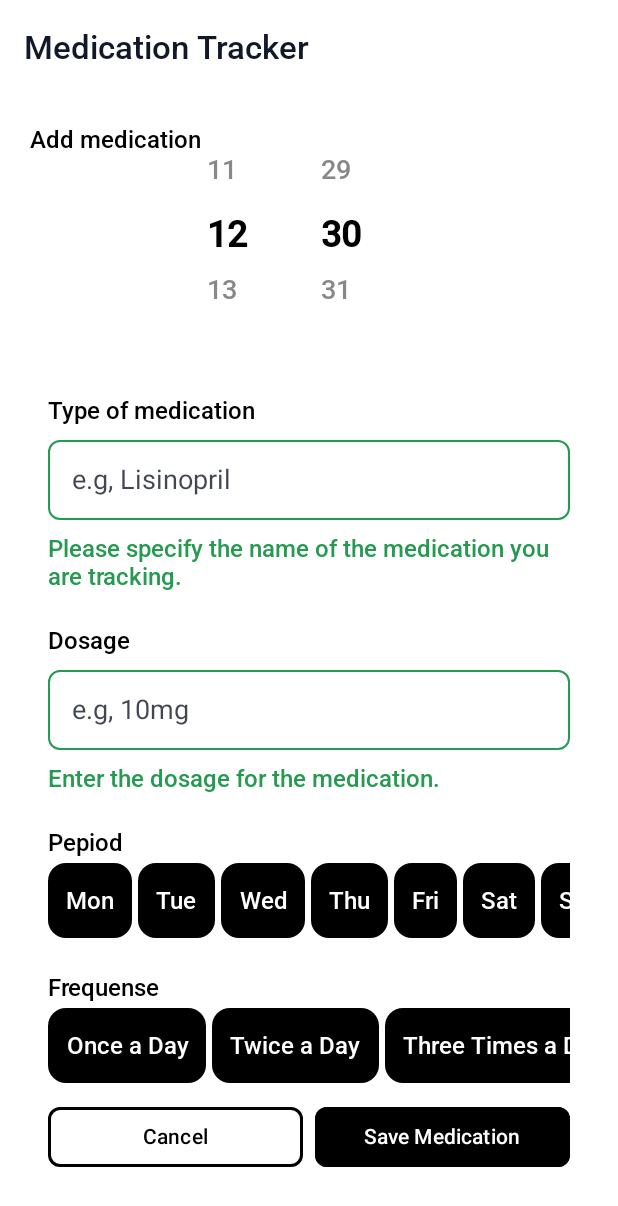
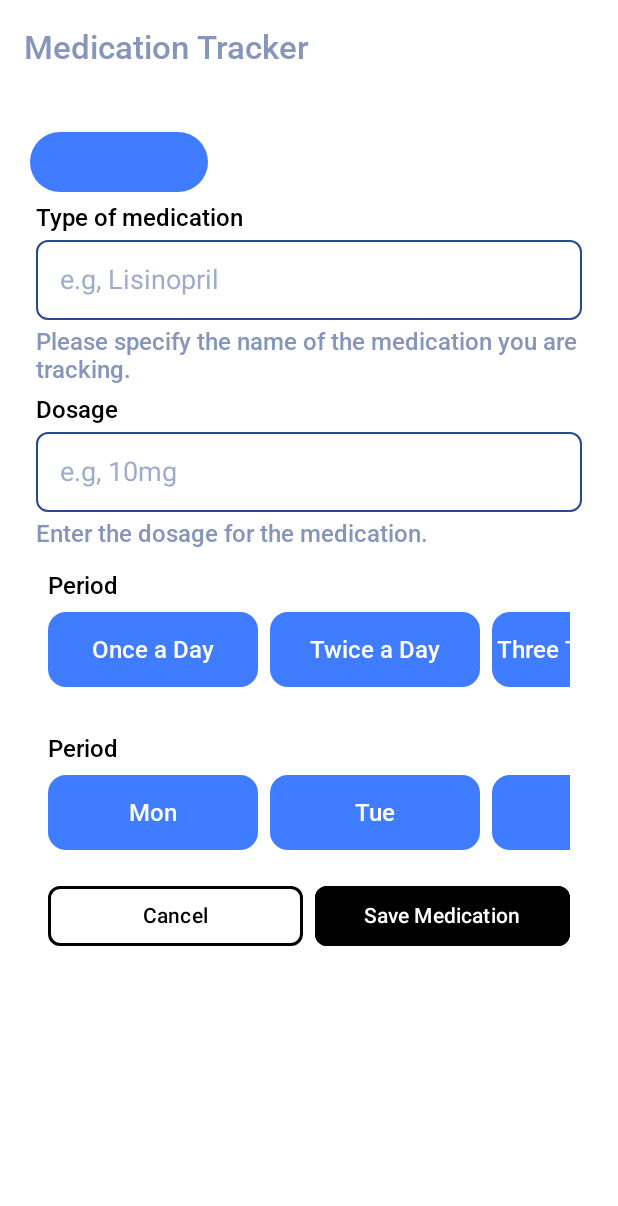
Before and after one commit to Xamiko/MediTrack, an Android app built with Jetpack Compose: the screen it shows after launch (MainActivity), after a tap on "Continue", on a phone screen of 412 x 824 dp. Shown: the top 1206 px of the screen. Run offline under Robolectric (Android 15) with nearby library versions, the phone set to English and light mode, and no system bars.

Commit message:
Minor technical updates

```diff
--- a/app/src/main/java/com/medi/meditrack/MainActivity.kt
+++ b/app/src/main/java/com/medi/meditrack/MainActivity.kt
@@ -4,16 +4,11 @@ import android.os.Bundle
 import androidx.activity.ComponentActivity
 import androidx.activity.compose.setContent
 import androidx.activity.enableEdgeToEdge
-import androidx.compose.foundation.layout.fillMaxSize
-import androidx.compose.foundation.layout.padding
-import androidx.compose.material3.Scaffold
 import androidx.compose.material3.Text
 import androidx.compose.runtime.Composable
 import androidx.compose.ui.Modifier
 import androidx.compose.ui.tooling.preview.Preview
 import com.medi.meditrack.navigation.AppNavHost
-import com.medi.meditrack.screen.GreetingPillScreen
-import com.medi.meditrack.screen.GreetingScreen
 import com.medi.meditrack.ui.theme.MediTrackTheme
 
 class MainActivity : ComponentActivity() {
--- a/app/src/main/java/com/medi/meditrack/navigation/Navigation.kt
+++ b/app/src/main/java/com/medi/meditrack/navigation/Navigation.kt
@@ -1,11 +1,10 @@
 package com.medi.meditrack.navigation
 
 import androidx.compose.runtime.Composable
-import androidx.navigation.NavHostController
 import androidx.navigation.compose.NavHost
 import androidx.navigation.compose.composable
 import androidx.navigation.compose.rememberNavController
-import com.medi.meditrack.screen.GreetingPillScreen
+import com.medi.meditrack.screen.AddPillScreen
 import com.medi.meditrack.screen.GreetingScreen
 
 
@@ -33,7 +32,7 @@ fun AppNavHost() {
         }
 
         composable(Screen.GreatingPill.string) {
-            GreetingPillScreen(
+            AddPillScreen(
                 onBack = {
                     navController.popBackStack()
                 }
--- a/app/src/main/java/com/medi/meditrack/screen/GreetingPillScreen.kt
+++ b/app/src/main/java/com/medi/meditrack/screen/GreetingPillScreen.kt
@@ -3,18 +3,16 @@ package com.medi.meditrack.screen
 import androidx.compose.foundation.BorderStroke
 import androidx.compose.foundation.background
 import androidx.compose.foundation.border
+import androidx.compose.foundation.clickable
 import androidx.compose.foundation.layout.Arrangement
 import androidx.compose.foundation.layout.Box
 import androidx.compose.foundation.layout.Column
-import androidx.compose.foundation.layout.PaddingValues
 import androidx.compose.foundation.layout.Row
-import androidx.compose.foundation.layout.Spacer
 import androidx.compose.foundation.layout.fillMaxSize
 import androidx.compose.foundation.layout.fillMaxWidth
 import androidx.compose.foundation.layout.height
 import androidx.compose.foundation.layout.padding
 import androidx.compose.foundation.layout.width
-import androidx.compose.foundation.lazy.LazyColumn
 import androidx.compose.foundation.lazy.LazyRow
 import androidx.compose.foundation.lazy.itemsIndexed
 import androidx.compose.foundation.lazy.rememberLazyListState
@@ -31,29 +29,37 @@ import androidx.compose.material3.Text
 import androidx.compose.material3.TopAppBar
 import androidx.compose.material3.TopAppBarDefaults
 import androidx.compose.runtime.Composable
-import androidx.compose.runtime.LaunchedEffect
-import androidx.compose.runtime.getValue
+import androidx.compose.runtime.MutableState
 import androidx.compose.runtime.mutableStateOf
 import androidx.compose.runtime.remember
 import androidx.compose.runtime.rememberCoroutineScope
-import androidx.compose.runtime.setValue
 import androidx.compose.ui.Alignment
 import androidx.compose.ui.Modifier
-import androidx.compose.ui.graphics.Color
 import androidx.compose.ui.graphics.SolidColor
-import androidx.compose.ui.platform.LocalDensity
 import androidx.compose.ui.text.TextStyle
-import androidx.compose.ui.text.font.FontWeight
 import androidx.compose.ui.text.style.TextAlign
-import androidx.compose.ui.tooling.preview.Preview
 import androidx.compose.ui.unit.dp
 import androidx.compose.ui.unit.sp
-import kotlinx.coroutines.launch
 
+import androidx.compose.foundation.lazy.items
 
 @OptIn(ExperimentalMaterial3Api::class)
 @Composable
-fun GreetingPillScreen(onBack: () -> Unit) {
+fun AddPillScreen(onBack: () -> Unit) {
+
+    val medicationName = remember { mutableStateOf("") }
+    var dosage = remember { mutableStateOf("") }
+    var frequency = remember { mutableStateOf("One a Day") }
+    var startDate = remember { mutableStateOf("") }
+    var endDate = remember { mutableStateOf("") }
+
+    val frequencyOptions = listOf("Once a Day", "Twice a Day", "Three Times a Day", "As needed")
+    val selectedFrequency = remember { mutableStateOf("") }
+
+    val daysOfWeek = listOf("Mon", "Tue", "Wed", "Thu", "Fri", "Sat", "Sun")
+    val selectedDaysOfWeek = remember { mutableStateOf("") }
+
+    val coroutineScope = rememberCoroutineScope()
 
     Scaffold(
         topBar = {
@@ -70,20 +76,27 @@ fun GreetingPillScreen(onBack: () -> Unit) {
                     .padding(20.dp)
                     .fillMaxSize()
             ) {
-                PickTime()
+                //icon selection
+                Button(onClick = {}) {
+                    Text(text = "Select icon", color = MaterialTheme.colorScheme.primary)
+                }
+                // medication name
+                TextField(
+                    textState = medicationName,
+                    label = "Type of medication",
+                    placeholder = "e.g, Lisinopril",
+                    helperText = "Please specify the name of the medication you are tracking."
+                )
+                // dosage
+                TextField(
+                    textState = dosage,
+                    label =  "Dosage",
+                    placeholder = "e.g, 10mg",
+                    helperText = "Enter the dosage for the medication."
+                )
+                FrequentLazyColumn(option = frequencyOptions, selectedItem = selectedFrequency)
+                FrequentLazyColumn(option = daysOfWeek, selectedItem = selectedDaysOfWeek)
 
-                BasicTextFieldWithBackground(
-                    "Type of medication",
-                    "e.g, Lisinopril",
-                    "Please specify the name of the medication you are tracking."
-                )
-                BasicTextFieldWithBackground(
-                    "Dosage",
-                    "e.g, 10mg",
-                    "Enter the dosage for the medication."
-                )
-                FrequenseLasyColumn()
-                PeriodLasyColumn()
                 BottomButton("Save Medication", "Cancel", onBack)
             }
         }
@@ -93,93 +106,33 @@ fun GreetingPillScreen(onBack: () -> Unit) {
 
 
 @Composable
-fun PickTime(){
-    Column(modifier = Modifier
-        .padding(0.dp, 0.dp, 0.dp, 0.dp)) {
-        Text(text = "Add medication")
-
-        val selectedHour = remember { mutableStateOf(12) }
-        val selectedMinute = remember { mutableStateOf(30) }
-        var text by remember { mutableStateOf("ваау") }
-        var pills: String = ""
-        Row(
-            modifier = Modifier
-                .fillMaxWidth()
-                .height(150.dp),
-            horizontalArrangement = Arrangement.Center
-        ) {
-            TimeScrollPicker(
-                range = 0..23,
-                selectedValue = selectedHour.value,
-                onValueSelected = { selectedHour.value = it }
-            )
-            Spacer(modifier = Modifier.width(16.dp))
-            TimeScrollPicker(
-                range = 0..59,
-                selectedValue = selectedMinute.value,
-                onValueSelected = { selectedMinute.value = it }
-            )
-
-        }
-    }
-}
-
-
-@Composable
-fun BottomButton(
-textSaveMedication : String,
-textCancel : String,
-onBack: () -> Unit
-) {
-    Row(modifier = Modifier.fillMaxWidth()) {
-        Button(
-            modifier = Modifier
-                .weight(1f).padding(12.dp,0.dp,4.dp,0.dp,),
-            shape = RoundedCornerShape(8.dp),
-            border = BorderStroke(2.dp, MaterialTheme.colorScheme.onBackground, ),
-            colors = ButtonDefaults.buttonColors(containerColor = MaterialTheme.colorScheme.background, contentColor = MaterialTheme.colorScheme.onBackground),
-            onClick = {}) { Text(text = "Cancel") }
-        Button(
-            modifier = Modifier
-                .weight(1f).padding(4.dp,0.dp,12.dp,0.dp,),
-            shape = RoundedCornerShape(8.dp),
-            border = BorderStroke(2.dp, MaterialTheme.colorScheme.onBackground, ),
-            colors = ButtonDefaults.buttonColors(containerColor = MaterialTheme.colorScheme.onBackground, contentColor = MaterialTheme.colorScheme.background),
-            onClick = {onBack()}) {Text(text = "Save Medication") }
-    }
-
-}
-
-
-
-
-
-
-@Composable
-fun BasicTextFieldWithBackground(
+fun TextField(
+    textState: MutableState<String>,
     label: String,
     placeholder: String,
     helperText: String
 ) {
-    var text by remember { mutableStateOf("") }
-    Column(modifier = Modifier.padding(12.dp)) {
+    Column(modifier = Modifier.padding(4.dp)) {
 
-        Text(modifier = Modifier, style = MaterialTheme.typography.bodyLarge, text = label, color = MaterialTheme.colorScheme.onBackground)
-
+        Text(
+            text = label,
+            modifier = Modifier,
+            style = MaterialTheme.typography.bodyLarge,
+            color = MaterialTheme.colorScheme.onBackground)
         Box(
             modifier = Modifier
                 .fillMaxWidth()
                 .padding(0.dp)
-                .padding(0.dp, 10.dp, 0.dp, 10.dp)
+                .padding(0.dp, 5.dp, 0.dp, 5.dp)
                 .background(
                     color = MaterialTheme.colorScheme.onPrimary,
                     shape = RoundedCornerShape(4.dp)
                 )
-                .border(1.dp, MaterialTheme.colorScheme.outline, RoundedCornerShape(8.dp)) // Рамка
+                .border(1.dp, MaterialTheme.colorScheme.outline, RoundedCornerShape(8.dp))
         ) {
             BasicTextField(
-                value = text,
-                onValueChange = { text = it },
+                value = textState.value,
+                onValueChange = { textState.value = it },
                 modifier = Modifier
                     .fillMaxWidth()
                     .padding(16.dp),
@@ -189,7 +142,7 @@ fun BasicTextFieldWithBackground(
                 ),
                 cursorBrush = SolidColor(MaterialTheme.colorScheme.primary)
             )
-            if (text.isEmpty()) {
+            if (textState.value.isEmpty()) {
                 Text(
                     text = placeholder,
                     style = TextStyle(
@@ -201,128 +154,85 @@ fun BasicTextFieldWithBackground(
                 )
             }
         }
-        Text(modifier = Modifier, style = MaterialTheme.typography.bodyLarge, text = helperText, color = MaterialTheme.colorScheme.outline)
+        Text(modifier = Modifier, style = MaterialTheme.typography.bodyLarge, text = helperText, color = MaterialTheme.colorScheme.onSurface)
     }
 }
 
 @Composable
-fun FrequenseLasyColumn() {
-    val listFrequency = listOf("Mon", "Tue", "Wed", "Thu", "Fri","Sat","Sun")
+fun BottomButton(
+    textSaveMedication : String,
+    textCancel : String,
+    onBack: () -> Unit
+) {
+    Row(modifier = Modifier.fillMaxWidth()) {
+        Button(
+            modifier = Modifier
+                .weight(1f)
+                .padding(12.dp, 0.dp, 4.dp, 0.dp,),
+            shape = RoundedCornerShape(8.dp),
+            border = BorderStroke(2.dp, MaterialTheme.colorScheme.onBackground, ),
+            colors = ButtonDefaults.buttonColors(containerColor = MaterialTheme.colorScheme.background, contentColor = MaterialTheme.colorScheme.onBackground),
+            onClick = {}) { Text(text = "Cancel") }
+        Button(
+            modifier = Modifier
+                .weight(1f)
+                .padding(4.dp, 0.dp, 12.dp, 0.dp,),
+            shape = RoundedCornerShape(8.dp),
+            border = BorderStroke(2.dp, MaterialTheme.colorScheme.onBackground, ),
+            colors = ButtonDefaults.buttonColors(containerColor = MaterialTheme.colorScheme.onBackground, contentColor = MaterialTheme.colorScheme.background),
+            onClick = {onBack()}) {Text(text = "Save Medication") }
+    }
+
+}
+
+
+@Composable
+fun FrequentLazyColumn(
+    option: List<String>,
+    selectedItem: MutableState<String>
+) {
     val listState = rememberLazyListState()
 
     Column(modifier = Modifier.padding(12.dp)) {
-        Text(modifier = Modifier, style = MaterialTheme.typography.bodyLarge, text = "Pepiod" ,color = MaterialTheme.colorScheme.onBackground)
-        LazyRow(state = listState) {
+        Text(
+            text = "Period",
+            style = MaterialTheme.typography.bodyLarge,
+            color = MaterialTheme.colorScheme.onBackground
+        )
 
-            itemsIndexed(listFrequency) { index, item ->
+        LazyRow(
+            state = listState,
+            modifier = Modifier
+                .fillMaxWidth()
+                .padding(vertical = 8.dp),
+            horizontalArrangement = Arrangement.spacedBy(8.dp)
+        ) {
+            items(option) { item ->
                 Card(
                     modifier = Modifier
-                        .padding(0.dp,4.dp,4.dp,0.dp )
-                        .height(50.dp),
-                    colors = CardDefaults.cardColors(containerColor = MaterialTheme.colorScheme.onBackground, contentColor = MaterialTheme.colorScheme.background)
+                        .height(50.dp)
+                        .width(140.dp)
+                        .clickable { selectedItem.value = item },
+                    colors = CardDefaults.cardColors(
+                        containerColor = if (selectedItem.value == item)
+                            MaterialTheme.colorScheme.tertiary // when selected
+                        else
+                            MaterialTheme.colorScheme.primary  // default state
+                    )
                 ) {
                     Box(
-                        modifier = Modifier
-                            .fillMaxSize()
-                            .padding(12.dp),
+                        modifier = Modifier.fillMaxSize(),
                         contentAlignment = Alignment.Center
                     ) {
-                        Text(text = item, textAlign = TextAlign.Center)
+                        Text(
+                            text = item,
+                            color = if (selectedItem.value == item)
+                                MaterialTheme.colorScheme.onPrimary
+                            else MaterialTheme.colorScheme.background
+                        )
                     }
                 }
             }
         }
     }
 }
-
-@Composable
-fun PeriodLasyColumn() {
-    val listFrequency = listOf("Once a Day", "Twice a Day", "Three Times a Day", "As needed")
-    val listState = rememberLazyListState()
-
-    Column(modifier = Modifier.padding(12.dp)) {
-        Text(modifier = Modifier, style = MaterialTheme.typography.bodyLarge, text = "Frequense" ,color = MaterialTheme.colorScheme.onBackground)
-        LazyRow(state = listState) {
-
-            itemsIndexed(listFrequency) { index, item ->
-                Card(
-                    modifier = Modifier
-                        .padding(0.dp,4.dp,4.dp,0.dp )
-                        .height(50.dp),
-                    colors = CardDefaults.cardColors(containerColor = MaterialTheme.colorScheme.onBackground, contentColor = MaterialTheme.colorScheme.background)
-                ) {
-                    Box(
-                        modifier = Modifier
-                            .fillMaxSize()
-                            .padding(12.dp),
-                        contentAlignment = Alignment.Center
-                    ) {
-                        Text(text = item, textAlign = TextAlign.Center)
-                    }
-                }
-            }
-        }
-    }
-}
-
-
-
-@Composable
-fun TimeScrollPicker(
-    range: IntRange,
-    selectedValue: Int,
-    onValueSelected: (Int) -> Unit
-) {
-    val listState = rememberLazyListState()
-    val coroutineScope = rememberCoroutineScope()
-
-    val itemHeightDp = 40.dp
-    val itemHeightPx = with(LocalDensity.current) { itemHeightDp.toPx() } // Переводим dp в пиксели
-
-
-    LaunchedEffect(Unit) {
-        coroutineScope.launch {
-            val indexToScroll = selectedValue - range.first
-            listState.scrollToItem(indexToScroll)
-        }
-    }
-
-
-    LaunchedEffect(listState.firstVisibleItemIndex, listState.firstVisibleItemScrollOffset) {
-        val offset = listState.firstVisibleItemScrollOffset
-        val index = listState.firstVisibleItemIndex
-
-
-        val centerIndex = if (offset >= itemHeightPx / 2) index + 1 else index
-
-        val valueInCenter = range.first + centerIndex
-
-        if (valueInCenter in range && valueInCenter != selectedValue) {
-            onValueSelected(valueInCenter)
-        }
-    }
-
-    LazyColumn(
-        state = listState,
-        modifier = Modifier
-            .width(60.dp)
-            .height(120.dp),
-        horizontalAlignment = Alignment.CenterHorizontally,
-        contentPadding = PaddingValues(vertical = 40.dp)
-    ) {
-        items(range.count()) { index ->
-            val value = range.first + index
-            val isSelected = value == selectedValue
-
-            Text(
-                text = value.toString().padStart(2, '0'),
-                fontSize = if (isSelected) 24.sp else 18.sp,
-                fontWeight = if (isSelected) FontWeight.Bold else FontWeight.Normal,
-                color = if (isSelected) Color.Black else Color.Gray,
-                modifier = Modifier
-                    .height(itemHeightDp)
-                    .fillMaxWidth()
-            )
-        }
-    }
-}
--- /dev/null
+++ b/app/src/main/java/com/medi/meditrack/screen/HomeScreen.kt
@@ -0,0 +1,14 @@
+package com.medi.meditrack.screen
+
+import androidx.compose.runtime.Composable
+
+@Composable
+fun HomeScreen() {
+
+
+
+
+
+
+
+}
--- a/app/src/main/java/com/medi/meditrack/ui/theme/Color.kt
+++ b/app/src/main/java/com/medi/meditrack/ui/theme/Color.kt
@@ -10,23 +10,17 @@ val BluePrimary = Color(0xFF3F7CFF)
 val White = Color(0xFFFFFFFF)
 
 
-val LightBlueBackground = Color(0xFFE5F0FF)
-val DarkBlueText = Color(0xFF111827)
 
+val DarkBlueText = Color(0xFF8696BB)
 
-val GrayText = Color(0xFF8A8A8A)
 
 
 val PillOrange = Color(0xFFF5A623)
 val IconGray = Color(0xFFA0A0A0)
 
 
-
-
-val Black = Color(0xFF000000)
-
 val Grey_ = Color(0xFFC5C5C5)
-val LightBlue = Color(0xFF259A50)
+val LightBlue = Color(0xFF294A8F)
 
 val Purple80 = Color(0xFFD0BCFF)
 val PurpleGrey80 = Color(0xFFCCC2DC)
--- a/app/src/main/java/com/medi/meditrack/ui/theme/Theme.kt
+++ b/app/src/main/java/com/medi/meditrack/ui/theme/Theme.kt
@@ -27,15 +27,16 @@ private val DarkColorScheme = darkColorScheme(
 )
 
 private val LightColorScheme = lightColorScheme(
-    primary = BluePrimary,      // кнопки "Ok", ссылки
-    secondary = IconGray,       // иконки, второстепенные элементы
-    tertiary = PillOrange,      // иконка таблетки
-    background = White,         // фон всего приложения
-    onBackground = Black,       // текст на фоне
-    surface = LightBlue,        // карточки, панель приветствия
-    onSurface = DarkBlueText,          // текст на карточках
-    outline = LightBlue         // рамки, границы
+    primary = BluePrimary, // "Ok" buttons, links
+    secondary = IconGray, // icons, secondary elements
+    tertiary = PillOrange, // pill icon
+    background = White, // background of the entire application
+    onBackground = Black, // text on the background
+    surface = LightBlue, // cards, welcome panel
+    onSurface = DarkBlueText, // text on cards
+    outline = LightBlue // frames, borders
 )
+
 @Composable
 fun MediTrackTheme(
     darkTheme: Boolean = isSystemInDarkTheme(),
```
Also changed, not shown: 1 other file.
